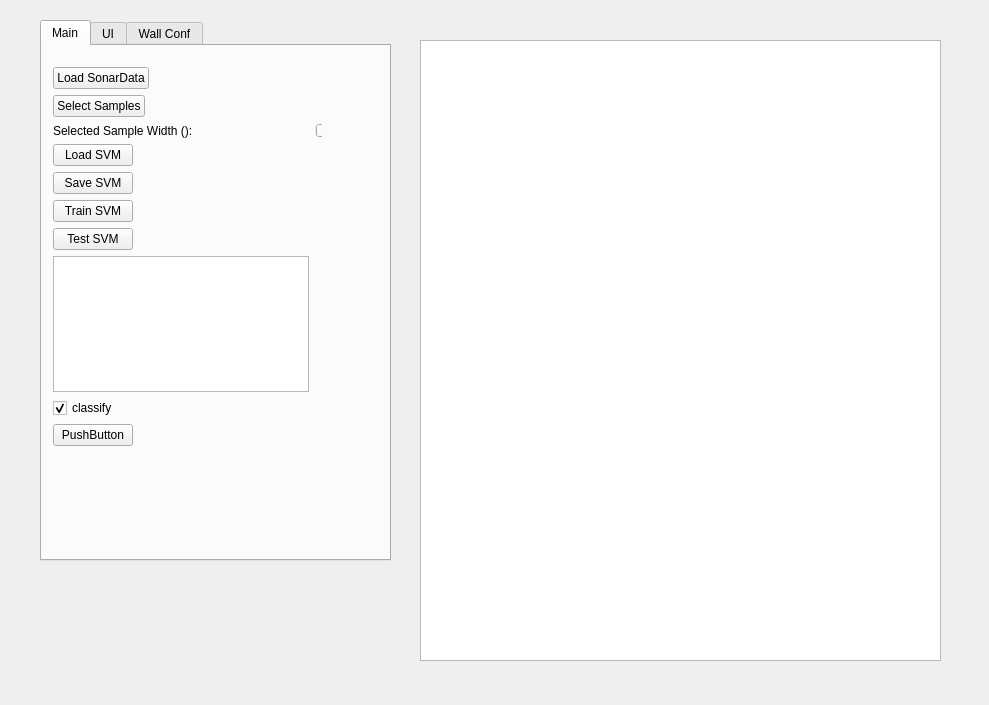
Before: the Qt Designer form SLTraining/mainwindow.ui in iti-luebeck/HANSE2011, drawn with Qt 5.
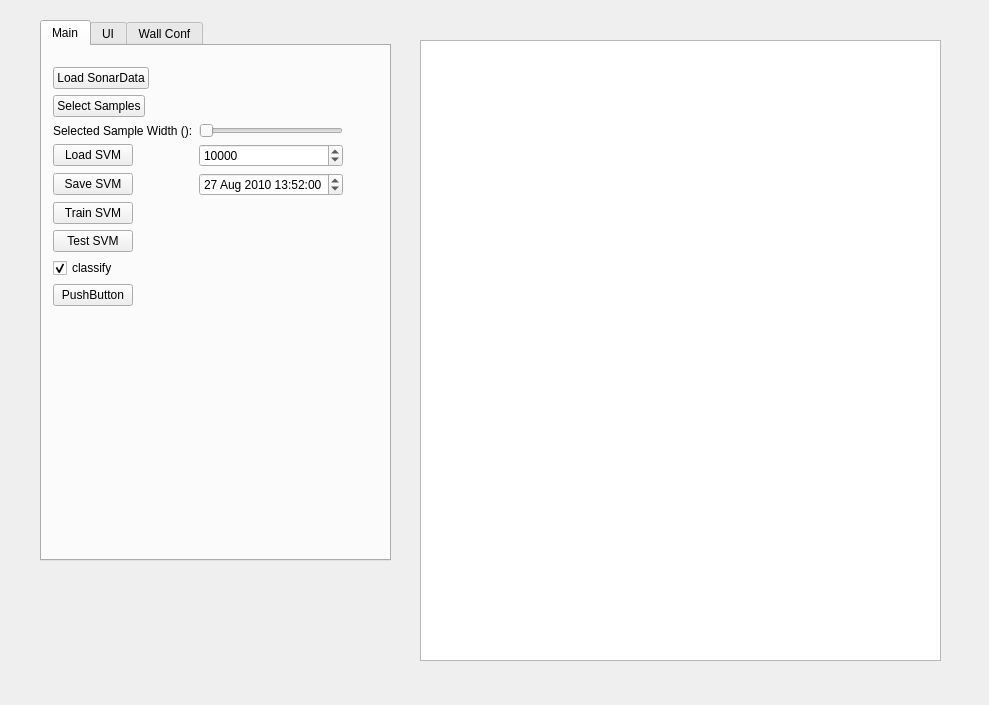
After: the same form once the commit is applied. Custom widgets are drawn as their Qt base class.

```diff
--- a/SLTraining/mainwindow.ui
+++ b/SLTraining/mainwindow.ui
@@ -35,7 +35,7 @@
        <rect>
         <x>0</x>
         <y>10</y>
-        <width>291</width>
+        <width>312</width>
         <height>401</height>
        </rect>
       </property>
@@ -84,6 +84,19 @@
          </property>
         </widget>
        </item>
+       <item row="4" column="1">
+        <widget class="QSpinBox" name="maxSamples">
+         <property name="minimum">
+          <number>500</number>
+         </property>
+         <property name="maximum">
+          <number>300000</number>
+         </property>
+         <property name="value">
+          <number>10000</number>
+         </property>
+        </widget>
+       </item>
        <item row="5" column="0">
         <widget class="QPushButton" name="saveSVM">
          <property name="text">
@@ -98,7 +111,14 @@
          </property>
         </widget>
        </item>
-       <item row="9" column="0">
+       <item row="7" column="0">
+        <widget class="QPushButton" name="testSVM">
+         <property name="text">
+          <string>Test SVM</string>
+         </property>
+        </widget>
+       </item>
+       <item row="8" column="0">
         <widget class="QCheckBox" name="classify">
          <property name="text">
           <string>classify</string>
@@ -108,22 +128,30 @@
          </property>
         </widget>
        </item>
-       <item row="7" column="0">
-        <widget class="QPushButton" name="testSVM">
-         <property name="text">
-          <string>Test SVM</string>
-         </property>
-        </widget>
-       </item>
-       <item row="10" column="0">
+       <item row="9" column="0">
         <widget class="QPushButton" name="pushButton">
          <property name="text">
           <string>PushButton</string>
          </property>
         </widget>
        </item>
-       <item row="8" column="0">
-        <widget class="QGraphicsViewExtended" name="graphicsView_3"/>
+       <item row="5" column="1">
+        <widget class="QDateTimeEdit" name="startTime">
+         <property name="date">
+          <date>
+           <year>2010</year>
+           <month>8</month>
+           <day>27</day>
+          </date>
+         </property>
+         <property name="time">
+          <time>
+           <hour>13</hour>
+           <minute>52</minute>
+           <second>0</second>
+          </time>
+         </property>
+        </widget>
        </item>
       </layout>
      </widget>
```
